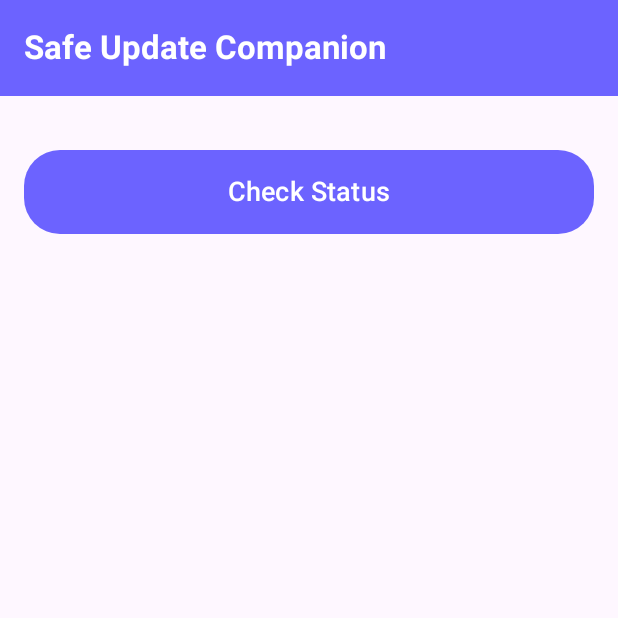
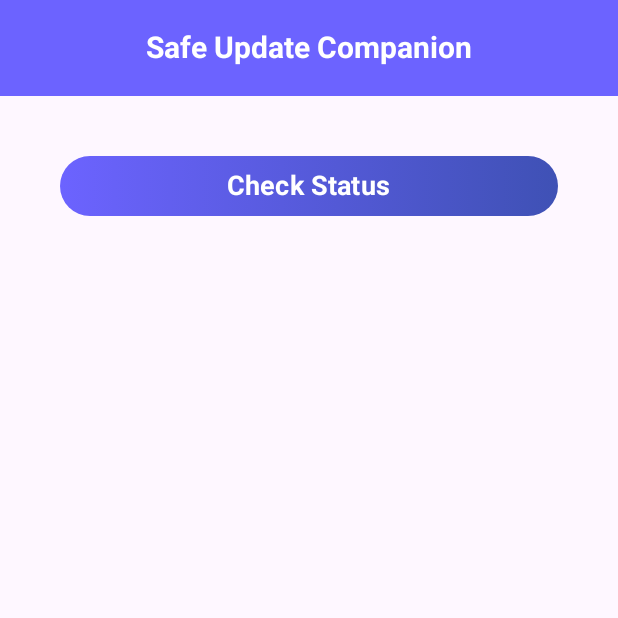
Before and after one commit to AJIN-98/SafeUpdateCompanion, an Android app built with Jetpack Compose: the screen it shows after launch (MainActivity), on a phone screen of 412 x 824 dp, the top half of it. Run offline under Robolectric (Android 15) with nearby library versions, the phone set to English and light mode, and no system bars; our stand-ins replace accompanist.

Commit message:
ui updated

```diff
--- a/app/src/main/java/com/example/safeupdatecompanion/MainActivity.kt
+++ b/app/src/main/java/com/example/safeupdatecompanion/MainActivity.kt
@@ -1,25 +1,32 @@
 package com.example.safeupdatecompanion
 
-import android.content.Context
 import android.os.Bundle
 import androidx.activity.ComponentActivity
 import androidx.activity.compose.setContent
+import androidx.compose.animation.AnimatedVisibility
 import androidx.compose.animation.animateContentSize
 import androidx.compose.animation.core.tween
+import androidx.compose.foundation.background
 import androidx.compose.foundation.layout.*
-import androidx.compose.foundation.lazy.LazyColumn
+import androidx.compose.foundation.rememberScrollState
 import androidx.compose.foundation.shape.RoundedCornerShape
+import androidx.compose.foundation.verticalScroll
+import androidx.compose.material.icons.Icons
+import androidx.compose.material.icons.filled.CheckCircle
 import androidx.compose.material3.*
 import androidx.compose.runtime.*
 import androidx.compose.ui.Alignment
 import androidx.compose.ui.Modifier
+import androidx.compose.ui.graphics.Brush
+import androidx.compose.ui.graphics.Color
+import androidx.compose.ui.platform.LocalContext
 import androidx.compose.ui.text.font.FontWeight
 import androidx.compose.ui.unit.dp
 import androidx.compose.ui.unit.sp
-import androidx.compose.ui.platform.LocalContext
 import com.example.safeupdatecompanion.model.DeviceHealth
 import com.example.safeupdatecompanion.model.UpdateReadiness
 import com.example.safeupdatecompanion.utils.HealthChecker
+import com.google.accompanist.systemuicontroller.rememberSystemUiController
 import kotlinx.coroutines.Dispatchers
 import kotlinx.coroutines.delay
 import kotlinx.coroutines.launch
@@ -27,9 +34,6 @@ import kotlinx.coroutines.withContext
 import java.io.BufferedInputStream
 import java.net.HttpURLConnection
 import java.net.URL
-import com.google.accompanist.systemuicontroller.rememberSystemUiController
-import androidx.compose.ui.graphics.Color
-import androidx.compose.runtime.SideEffect
 
 class MainActivity : ComponentActivity() {
     override fun onCreate(savedInstanceState: Bundle?) {
@@ -37,18 +41,42 @@ class MainActivity : ComponentActivity() {
         setContent {
             SafeUpdateApp()
             SetStatusBarColor()
-
         }
     }
 }
+
 @Composable
 fun SetStatusBarColor() {
     val systemUiController = rememberSystemUiController()
     SideEffect {
         systemUiController.setStatusBarColor(
-            color = Color(0xFF6C63FF), // Purple background
-            darkIcons = true // make icons dark
+            color = Color(0xFF6C63FF),
+            darkIcons = false
         )
+    }
+}
+
+@Composable
+fun GradientButton(text: String, onClick: () -> Unit) {
+    Button(
+        onClick = onClick,
+        shape = RoundedCornerShape(30.dp),
+        colors = ButtonDefaults.buttonColors(containerColor = Color.Transparent),
+        modifier = Modifier
+            .fillMaxWidth()
+            .height(56.dp)
+    ) {
+        Box(
+            modifier = Modifier
+                .fillMaxSize()
+                .background(
+                    brush = Brush.horizontalGradient(listOf(Color(0xFF6C63FF), Color(0xFF3F51B5))),
+                    shape = RoundedCornerShape(30.dp)
+                ),
+            contentAlignment = Alignment.Center
+        ) {
+            Text(text, color = Color.White, fontSize = 18.sp, fontWeight = FontWeight.Bold)
+        }
     }
 }
 
@@ -61,92 +89,66 @@ fun SafeUpdateApp() {
     var deviceHealth by remember { mutableStateOf<DeviceHealth?>(null) }
     var readiness by remember { mutableStateOf<UpdateReadiness?>(null) }
     var checksStarted by remember { mutableStateOf(false) }
-    var checkProgress by remember { mutableStateOf(listOf(false, false, false, false, false, false, false, false)) }
+    var checkProgress by remember { mutableStateOf(List(8) { false }) }
     var networkSpeed by remember { mutableStateOf("Calculating...") }
 
     val checkNames = listOf(
-        "Battery",
-        "Battery Temp",
-        "Storage",
-        "Network",
-        "Device Age",
-        "RAM Usage",
-        "CPU Load",
-        "CPU Temp"
+        "Battery", "Battery Temp", "Storage", "Network",
+        "Device Age", "RAM Usage", "CPU Load", "CPU Temp"
     )
+
+    val scrollState = rememberScrollState()
 
     Scaffold(
         topBar = {
-            TopAppBar(
-                modifier = Modifier.fillMaxWidth(),
+            CenterAlignedTopAppBar(
                 title = {
                     Text(
                         "Safe Update Companion",
-                        fontSize = 22.sp,
+                        color = Color.White,
                         fontWeight = FontWeight.Bold,
-                        color = Color.White
+                        fontSize = 20.sp
                     )
                 },
-                colors = TopAppBarDefaults.mediumTopAppBarColors(
+                colors = TopAppBarDefaults.centerAlignedTopAppBarColors(
                     containerColor = Color(0xFF6C63FF)
                 )
             )
-        },
-        content = { padding ->
+        }
+    ) { padding ->
+
         Column(
             modifier = Modifier
+                .fillMaxSize()
                 .padding(padding)
-                    .padding(16.dp)
-                    .fillMaxSize(),
+                .verticalScroll(scrollState)
+                .padding(16.dp),
             horizontalAlignment = Alignment.CenterHorizontally
         ) {
-                Spacer(modifier = Modifier.height(20.dp))
+            Spacer(Modifier.height(16.dp))
 
-                Button(
-                    onClick = {
+            GradientButton("Check Status") {
                 checksStarted = true
                 deviceHealth = HealthChecker.getDeviceHealth(context)
                 readiness = deviceHealth?.let { HealthChecker.calculateUpdateReadiness(it) }
 
-                        // Measure network speed asynchronously
                 scope.launch { networkSpeed = measureNetworkSpeed() }
 
-                        // Animate checks sequentially
                 scope.launch {
                     for (i in checkProgress.indices) {
                         delay(500)
                         checkProgress = checkProgress.mapIndexed { index, _ -> index <= i }
                     }
                 }
-                    },
-                    colors = ButtonDefaults.buttonColors(containerColor = Color(0xFF6C63FF)),
-                    shape = RoundedCornerShape(24.dp),
-                    modifier = Modifier
-                        .fillMaxWidth()
-                        .height(56.dp)
-                ) {
-                    Text("Check Status", color = Color.White, fontSize = 18.sp)
             }
 
-                Spacer(modifier = Modifier.height(30.dp))
+            Spacer(Modifier.height(20.dp))
 
-                if (checksStarted && deviceHealth != null) {
+            AnimatedVisibility(visible = checksStarted && deviceHealth != null) {
+                Column(verticalArrangement = Arrangement.spacedBy(12.dp)) {
+                    checkNames.forEachIndexed { i, name ->
                         val dh = deviceHealth!!
-                    LazyColumn(modifier = Modifier.fillMaxWidth()) {
-                        items(checkNames.size) { i ->
-                            Row(
-                                verticalAlignment = Alignment.CenterVertically,
-                                modifier = Modifier
-                                    .fillMaxWidth()
-                                    .padding(vertical = 8.dp)
-                                    .animateContentSize(animationSpec = tween(500))
-                            ) {
-                                Checkbox(
-                                    checked = checkProgress.getOrElse(i) { false },
-                                    onCheckedChange = null
-                                )
-                                Spacer(modifier = Modifier.width(12.dp))
-                                val valueText = when (checkNames[i]) {
+                        val valueText = when (name) {
                             "Battery" -> "${dh.batteryLevel}%"
                             "Battery Temp" -> "${dh.batteryTemperature}°C"
                             "Storage" -> "${dh.storageFreePercent}% free"
@@ -157,46 +159,84 @@ fun SafeUpdateApp() {
                             "CPU Temp" -> "${dh.cpuTemperature}°C"
                             else -> ""
                         }
-                                Text("${checkNames[i]}: $valueText", fontSize = 16.sp)
+
+                        Card(
+                            shape = RoundedCornerShape(16.dp),
+                            colors = CardDefaults.cardColors(
+                                containerColor = if (checkProgress[i]) Color(0xFFE8F5E9) else Color(0xFFF5F5F5)
+                            ),
+                            modifier = Modifier
+                                .fillMaxWidth()
+                        ) {
+                            Row(
+                                modifier = Modifier
+                                    .padding(16.dp)
+                                    .animateContentSize(tween(500)),
+                                verticalAlignment = Alignment.CenterVertically
+                            ) {
+                                if (checkProgress[i]) {
+                                    Icon(Icons.Default.CheckCircle, contentDescription = null, tint = Color(0xFF4CAF50))
+                                } else {
+                                    CircularProgressIndicator(strokeWidth = 3.dp, modifier = Modifier.size(24.dp))
+                                }
+                                Spacer(Modifier.width(12.dp))
+                                Column {
+                                    Text(name, style = MaterialTheme.typography.titleMedium)
+                                    Text(valueText, style = MaterialTheme.typography.bodyMedium, color = Color.Gray)
+                                }
+                            }
                         }
                     }
                 }
             }
 
-                Spacer(modifier = Modifier.height(30.dp))
+            Spacer(Modifier.height(20.dp))
 
             if (checkProgress.all { it } && readiness != null) {
                 val scoreColor = when (readiness!!.status) {
-                        "Safe" -> MaterialTheme.colorScheme.primary
-                        "Warning" -> MaterialTheme.colorScheme.secondary
-                        else -> MaterialTheme.colorScheme.error
+                    "Safe" -> Color(0xFF4CAF50)
+                    "Warning" -> Color(0xFFFFA000)
+                    else -> Color(0xFFD32F2F)
                 }
 
-                    Text(
-                        "Update Readiness Score: ${readiness!!.score}",
-                        style = MaterialTheme.typography.titleLarge,
+                Card(
+                    shape = RoundedCornerShape(24.dp),
+                    elevation = CardDefaults.cardElevation(6.dp),
+                    modifier = Modifier.fillMaxWidth()
+                ) {
+                    Column(modifier = Modifier.padding(20.dp), horizontalAlignment = Alignment.CenterHorizontally) {
+                        Box(contentAlignment = Alignment.Center) {
+                            CircularProgressIndicator(
+                                progress = readiness!!.score / 100f,
+                                strokeWidth = 10.dp,
                                 color = scoreColor,
-                        modifier = Modifier.padding(bottom = 8.dp)
+                                modifier = Modifier.size(120.dp)
                             )
-                    Text(
-                        "Status: ${readiness!!.status}",
-                        style = MaterialTheme.typography.titleMedium,
-                        modifier = Modifier.padding(bottom = 16.dp)
-                    )
+                            Text("${readiness!!.score}", style = MaterialTheme.typography.headlineMedium.copy(fontWeight = FontWeight.Bold, color = scoreColor))
+                        }
+
+                        Spacer(Modifier.height(12.dp))
+                        Text("Total Score: ${readiness!!.score} / 100", style = MaterialTheme.typography.titleMedium.copy(fontWeight = FontWeight.Medium))
+                        Spacer(Modifier.height(8.dp))
+                        Text("Status: ${readiness!!.status}", style = MaterialTheme.typography.titleLarge, color = scoreColor)
 
                         if (readiness!!.suggestions.isNotEmpty()) {
+                            Spacer(Modifier.height(12.dp))
                             Text("Suggestions:", style = MaterialTheme.typography.titleMedium)
                             readiness!!.suggestions.forEach { suggestion ->
-                            Text("- $suggestion")
+                                Text("• $suggestion", style = MaterialTheme.typography.bodyMedium)
                             }
                         }
                     }
                 }
             }
-    )
+
+            Spacer(Modifier.height(16.dp))
+        }
+    }
 }
 
-// Updated network speed measurement using a smaller file for reliability
+// Network speed measurement
 suspend fun measureNetworkSpeed(): String = withContext(Dispatchers.IO) {
     try {
         val testUrl = URL("https://nbg1-speed.hetzner.com/100MB.bin")
```
Lines whose indentation alone changed are shown as unchanged.
